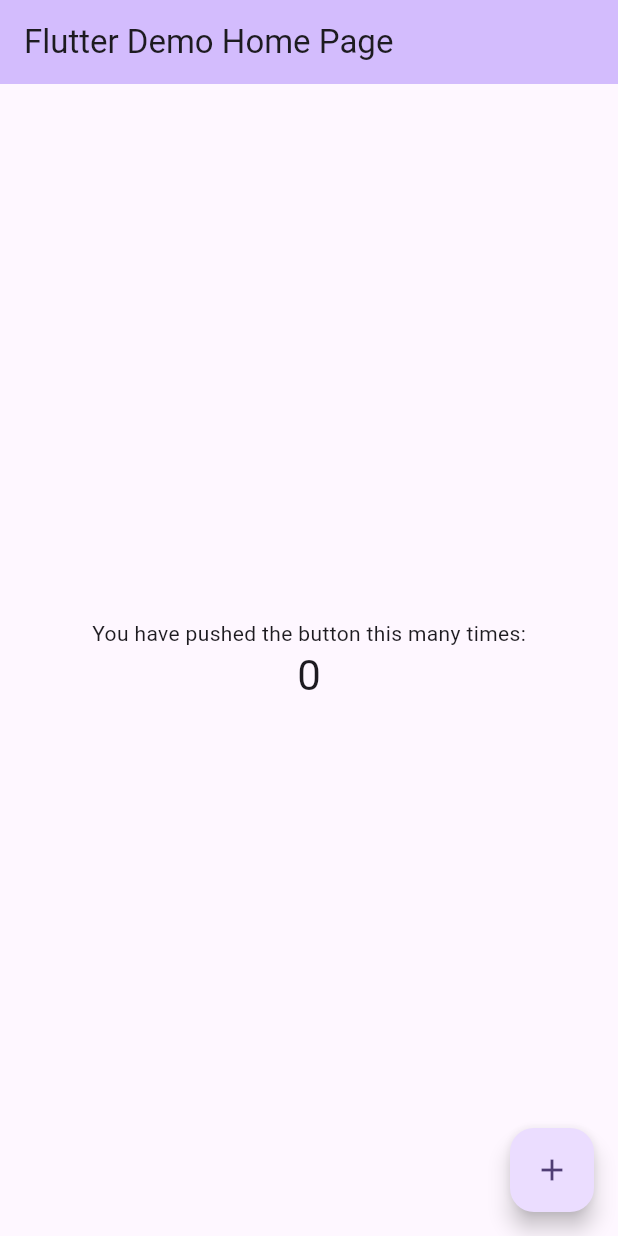
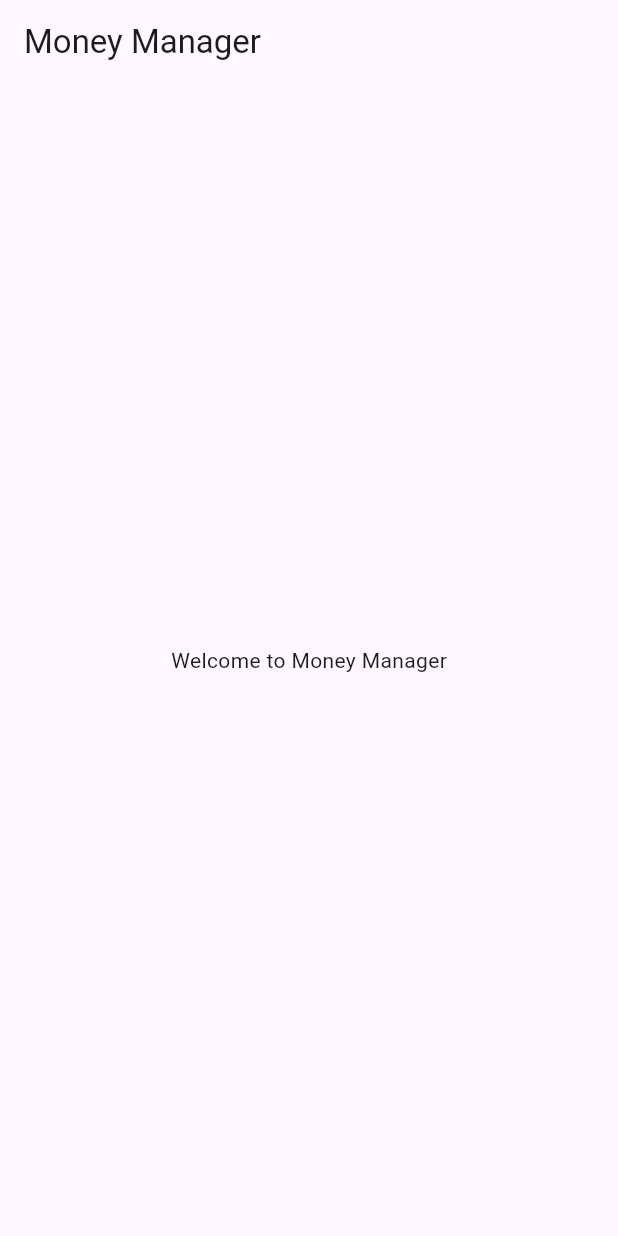
Before and after one commit to Noppanut01/money_tracking_app, a Flutter app: the screen it shows after launch, on a phone screen of 412 x 824 dp. Run offline on Flutter 3.47's test engine with Material 3 defaults, Android fonts, the phone set to English and light mode, and no system bars.

Commit message:
create homepage

```diff
--- a/lib/main.dart
+++ b/lib/main.dart
@@ -1,125 +1,19 @@
 import 'package:flutter/material.dart';
+import './screens/home_sreen.dart';
 
 void main() {
-  runApp(const MyApp());
+  runApp(MyApp());
 }
 
 class MyApp extends StatelessWidget {
   const MyApp({super.key});
 
-  // This widget is the root of your application.
   @override
   Widget build(BuildContext context) {
     return MaterialApp(
-      title: 'Flutter Demo',
-      theme: ThemeData(
-        // This is the theme of your application.
-        //
-        // TRY THIS: Try running your application with "flutter run". You'll see
-        // the application has a purple toolbar. Then, without quitting the app,
-        // try changing the seedColor in the colorScheme below to Colors.green
-        // and then invoke "hot reload" (save your changes or press the "hot
-        // reload" button in a Flutter-supported IDE, or press "r" if you used
-        // the command line to start the app).
-        //
-        // Notice that the counter didn't reset back to zero; the application
-        // state is not lost during the reload. To reset the state, use hot
-        // restart instead.
-        //
-        // This works for code too, not just values: Most code changes can be
-        // tested with just a hot reload.
-        colorScheme: ColorScheme.fromSeed(seedColor: Colors.deepPurple),
-        useMaterial3: true,
-      ),
-      home: const MyHomePage(title: 'Flutter Demo Home Page'),
+      title: 'Money Manager',
+      debugShowCheckedModeBanner: false,
+      home: MyHomePage(),
     );
   }
 }
-
-class MyHomePage extends StatefulWidget {
-  const MyHomePage({super.key, required this.title});
-
-  // This widget is the home page of your application. It is stateful, meaning
-  // that it has a State object (defined below) that contains fields that affect
-  // how it looks.
-
-  // This class is the configuration for the state. It holds the values (in this
-  // case the title) provided by the parent (in this case the App widget) and
-  // used by the build method of the State. Fields in a Widget subclass are
-  // always marked "final".
-
-  final String title;
-
-  @override
-  State<MyHomePage> createState() => _MyHomePageState();
-}
-
-class _MyHomePageState extends State<MyHomePage> {
-  int _counter = 0;
-
-  void _incrementCounter() {
-    setState(() {
-      // This call to setState tells the Flutter framework that something has
-      // changed in this State, which causes it to rerun the build method below
-      // so that the display can reflect the updated values. If we changed
-      // _counter without calling setState(), then the build method would not be
-      // called again, and so nothing would appear to happen.
-      _counter++;
-    });
-  }
-
-  @override
-  Widget build(BuildContext context) {
-    // This method is rerun every time setState is called, for instance as done
-    // by the _incrementCounter method above.
-    //
-    // The Flutter framework has been optimized to make rerunning build methods
-    // fast, so that you can just rebuild anything that needs updating rather
-    // than having to individually change instances of widgets.
-    return Scaffold(
-      appBar: AppBar(
-        // TRY THIS: Try changing the color here to a specific color (to
-        // Colors.amber, perhaps?) and trigger a hot reload to see the AppBar
-        // change color while the other colors stay the same.
-        backgroundColor: Theme.of(context).colorScheme.inversePrimary,
-        // Here we take the value from the MyHomePage object that was created by
-        // the App.build method, and use it to set our appbar title.
-        title: Text(widget.title),
-      ),
-      body: Center(
-        // Center is a layout widget. It takes a single child and positions it
-        // in the middle of the parent.
-        child: Column(
-          // Column is also a layout widget. It takes a list of children and
-          // arranges them vertically. By default, it sizes itself to fit its
-          // children horizontally, and tries to be as tall as its parent.
-          //
-          // Column has various properties to control how it sizes itself and
-          // how it positions its children. Here we use mainAxisAlignment to
-          // center the children vertically; the main axis here is the vertical
-          // axis because Columns are vertical (the cross axis would be
-          // horizontal).
-          //
-          // TRY THIS: Invoke "debug painting" (choose the "Toggle Debug Paint"
-          // action in the IDE, or press "p" in the console), to see the
-          // wireframe for each widget.
-          mainAxisAlignment: MainAxisAlignment.center,
-          children: <Widget>[
-            const Text(
-              'You have pushed the button this many times:',
-            ),
-            Text(
-              '$_counter',
-              style: Theme.of(context).textTheme.headlineMedium,
-            ),
-          ],
-        ),
-      ),
-      floatingActionButton: FloatingActionButton(
-        onPressed: _incrementCounter,
-        tooltip: 'Increment',
-        child: const Icon(Icons.add),
-      ), // This trailing comma makes auto-formatting nicer for build methods.
-    );
-  }
-}
--- /dev/null
+++ b/lib/screens/home_sreen.dart
@@ -0,0 +1,17 @@
+import 'package:flutter/material.dart';
+
+class MyHomePage extends StatelessWidget {
+  const MyHomePage({super.key});
+
+  @override
+  Widget build(BuildContext context) {
+    return Scaffold(
+      appBar: AppBar(
+        title: Text('Money Manager'),
+      ),
+      body: Center(
+        child: Text('Welcome to Money Manager'),
+      ),
+    );
+  }
+}
```
